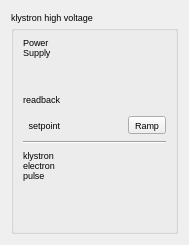
Old version of the form src/widgets/ui/klystronHV.ui in the repository srgblnch/LinacGUI.
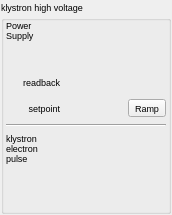
New version of the form. Custom widgets are drawn as their Qt base class.

Commit message: homogenize the margins in the widgets and popups

Patch:
```diff
--- a/src/widgets/ui/klystronHV.ui
+++ b/src/widgets/ui/klystronHV.ui
@@ -14,6 +14,9 @@
    <string>Form</string>
   </property>
   <layout class="QGridLayout" name="gridLayout">
+   <property name="margin">
+    <number>1</number>
+   </property>
    <item row="0" column="0">
     <widget class="TaurusGroupBox" name="highVoltageGroup">
      <property name="font">
@@ -25,6 +28,9 @@
       <string>klystron high voltage</string>
      </property>
      <layout class="QGridLayout" name="gridLayout_2">
+      <property name="margin">
+       <number>2</number>
+      </property>
       <item row="3" column="2">
        <widget class="QToolButton" name="RampConfigurator">
         <property name="text">
```
The commit also changes 27 other files.
